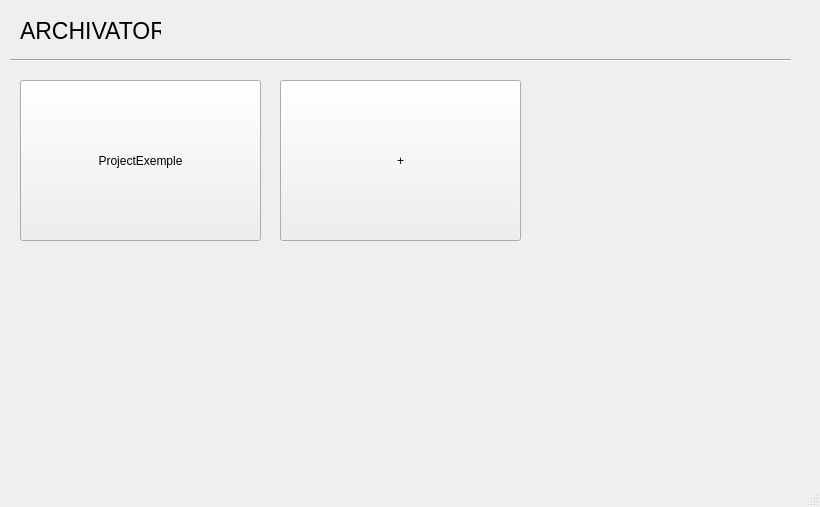
First picture: the form in python/ui/view/interface.ui, repository ClaireBenes/Archivator, before the edit.
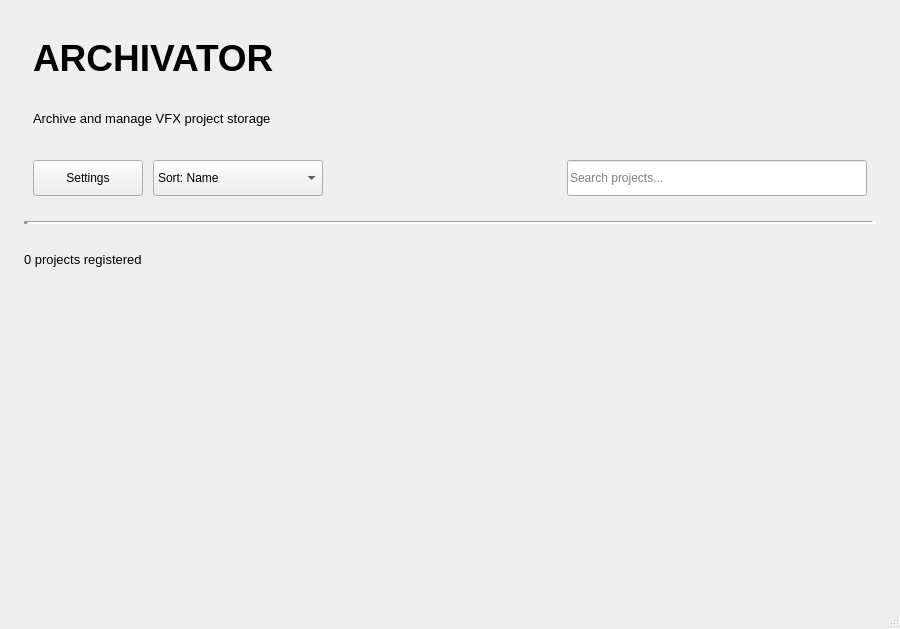
Second picture: the form after the edit.

Diff of the .ui file:
```diff
--- a/python/ui/view/interface.ui
+++ b/python/ui/view/interface.ui
@@ -6,71 +6,240 @@
    <rect>
     <x>0</x>
     <y>0</y>
-    <width>820</width>
-    <height>507</height>
+    <width>900</width>
+    <height>629</height>
    </rect>
   </property>
   <property name="windowTitle">
    <string>MainWindow</string>
   </property>
   <widget class="QWidget" name="centralwidget">
-   <widget class="QPushButton" name="pushButton">
-    <property name="geometry">
-     <rect>
-      <x>20</x>
-      <y>80</y>
-      <width>241</width>
-      <height>161</height>
-     </rect>
+   <layout class="QVBoxLayout" name="mainVerticalLayout">
+    <property name="spacing">
+     <number>18</number>
     </property>
-    <property name="text">
-     <string>ProjectExemple</string>
+    <property name="leftMargin">
+     <number>24</number>
     </property>
-   </widget>
-   <widget class="QLabel" name="label">
-    <property name="geometry">
-     <rect>
-      <x>20</x>
-      <y>10</y>
-      <width>141</width>
-      <height>41</height>
-     </rect>
+    <property name="topMargin">
+     <number>24</number>
     </property>
-    <property name="font">
-     <font>
-      <pointsize>17</pointsize>
-     </font>
+    <property name="rightMargin">
+     <number>24</number>
     </property>
-    <property name="text">
-     <string>ARCHIVATOR</string>
+    <property name="bottomMargin">
+     <number>24</number>
     </property>
-   </widget>
-   <widget class="Line" name="line">
-    <property name="geometry">
-     <rect>
-      <x>10</x>
-      <y>50</y>
-      <width>781</width>
-      <height>20</height>
-     </rect>
-    </property>
-    <property name="orientation">
-     <enum>Qt::Orientation::Horizontal</enum>
-    </property>
-   </widget>
-   <widget class="QPushButton" name="pushButton_2">
-    <property name="geometry">
-     <rect>
-      <x>280</x>
-      <y>80</y>
-      <width>241</width>
-      <height>161</height>
-     </rect>
-    </property>
-    <property name="text">
-     <string>+</string>
-    </property>
-   </widget>
+    <item>
+     <widget class="QFrame" name="headerFrame">
+      <property name="enabled">
+       <bool>true</bool>
+      </property>
+      <property name="frameShape">
+       <enum>QFrame::Shape::NoFrame</enum>
+      </property>
+      <layout class="QVBoxLayout" name="headerLayout">
+       <property name="spacing">
+        <number>10</number>
+       </property>
+       <property name="bottomMargin">
+        <number>0</number>
+       </property>
+       <item>
+        <widget class="QLabel" name="titleLabel">
+         <property name="font">
+          <font>
+           <family>Segoe UI</family>
+           <pointsize>28</pointsize>
+           <bold>true</bold>
+          </font>
+         </property>
+         <property name="text">
+          <string>ARCHIVATOR</string>
+         </property>
+        </widget>
+       </item>
+       <item>
+        <widget class="QLabel" name="subtitleLabel">
+         <property name="font">
+          <font>
+           <family>Segoe UI</family>
+           <pointsize>10</pointsize>
+          </font>
+         </property>
+         <property name="text">
+          <string>Archive and manage VFX project storage</string>
+         </property>
+        </widget>
+       </item>
+       <item>
+        <widget class="QFrame" name="toolbarFrame">
+         <property name="frameShape">
+          <enum>QFrame::Shape::NoFrame</enum>
+         </property>
+         <layout class="QHBoxLayout" name="toolbarLayout">
+          <property name="spacing">
+           <number>10</number>
+          </property>
+          <property name="leftMargin">
+           <number>0</number>
+          </property>
+          <property name="topMargin">
+           <number>0</number>
+          </property>
+          <property name="rightMargin">
+           <number>0</number>
+          </property>
+          <property name="bottomMargin">
+           <number>0</number>
+          </property>
+          <item>
+           <widget class="QPushButton" name="settingsButton">
+            <property name="minimumSize">
+             <size>
+              <width>110</width>
+              <height>36</height>
+             </size>
+            </property>
+            <property name="text">
+             <string>Settings</string>
+            </property>
+           </widget>
+          </item>
+          <item>
+           <widget class="QComboBox" name="sortComboBox">
+            <property name="minimumSize">
+             <size>
+              <width>170</width>
+              <height>36</height>
+             </size>
+            </property>
+            <item>
+             <property name="text">
+              <string>Sort: Name</string>
+             </property>
+            </item>
+            <item>
+             <property name="text">
+              <string>Sort: Recent</string>
+             </property>
+            </item>
+            <item>
+             <property name="text">
+              <string>Sort: Path</string>
+             </property>
+            </item>
+           </widget>
+          </item>
+          <item>
+           <spacer name="toolbarSpacer">
+            <property name="orientation">
+             <enum>Qt::Orientation::Horizontal</enum>
+            </property>
+            <property name="sizeHint" stdset="0">
+             <size>
+              <width>40</width>
+              <height>20</height>
+             </size>
+            </property>
+           </spacer>
+          </item>
+          <item>
+           <widget class="QLineEdit" name="searchLineEdit">
+            <property name="minimumSize">
+             <size>
+              <width>300</width>
+              <height>36</height>
+             </size>
+            </property>
+            <property name="placeholderText">
+             <string>Search projects...</string>
+            </property>
+            <property name="clearButtonEnabled">
+             <bool>true</bool>
+            </property>
+           </widget>
+          </item>
+         </layout>
+        </widget>
+       </item>
+      </layout>
+     </widget>
+    </item>
+    <item>
+     <widget class="Line" name="line">
+      <property name="lineWidth">
+       <number>5</number>
+      </property>
+      <property name="orientation">
+       <enum>Qt::Orientation::Horizontal</enum>
+      </property>
+     </widget>
+    </item>
+    <item>
+     <widget class="QFrame" name="contentFrame">
+      <property name="minimumSize">
+       <size>
+        <width>0</width>
+        <height>300</height>
+       </size>
+      </property>
+      <property name="frameShape">
+       <enum>QFrame::Shape::NoFrame</enum>
+      </property>
+      <layout class="QVBoxLayout" name="contentLayout">
+       <property name="leftMargin">
+        <number>0</number>
+       </property>
+       <property name="topMargin">
+        <number>10</number>
+       </property>
+       <property name="rightMargin">
+        <number>0</number>
+       </property>
+       <property name="bottomMargin">
+        <number>0</number>
+       </property>
+       <item>
+        <widget class="QLabel" name="statsLabel">
+         <property name="font">
+          <font>
+           <family>Segoe UI</family>
+           <pointsize>10</pointsize>
+          </font>
+         </property>
+         <property name="text">
+          <string>0 projects registered</string>
+         </property>
+        </widget>
+       </item>
+       <item>
+        <spacer name="horizontalSpacer">
+         <property name="orientation">
+          <enum>Qt::Orientation::Horizontal</enum>
+         </property>
+         <property name="sizeHint" stdset="0">
+          <size>
+           <width>40</width>
+           <height>10</height>
+          </size>
+         </property>
+        </spacer>
+       </item>
+       <item>
+        <widget class="QWidget" name="projectContainer" native="true">
+         <property name="minimumSize">
+          <size>
+           <width>0</width>
+           <height>300</height>
+          </size>
+         </property>
+        </widget>
+       </item>
+      </layout>
+     </widget>
+    </item>
+   </layout>
   </widget>
   <widget class="QMenuBar" name="menubar">
    <property name="geometry">
```
Left out of the diff: 4 changed lines with no effect on the pictures.
